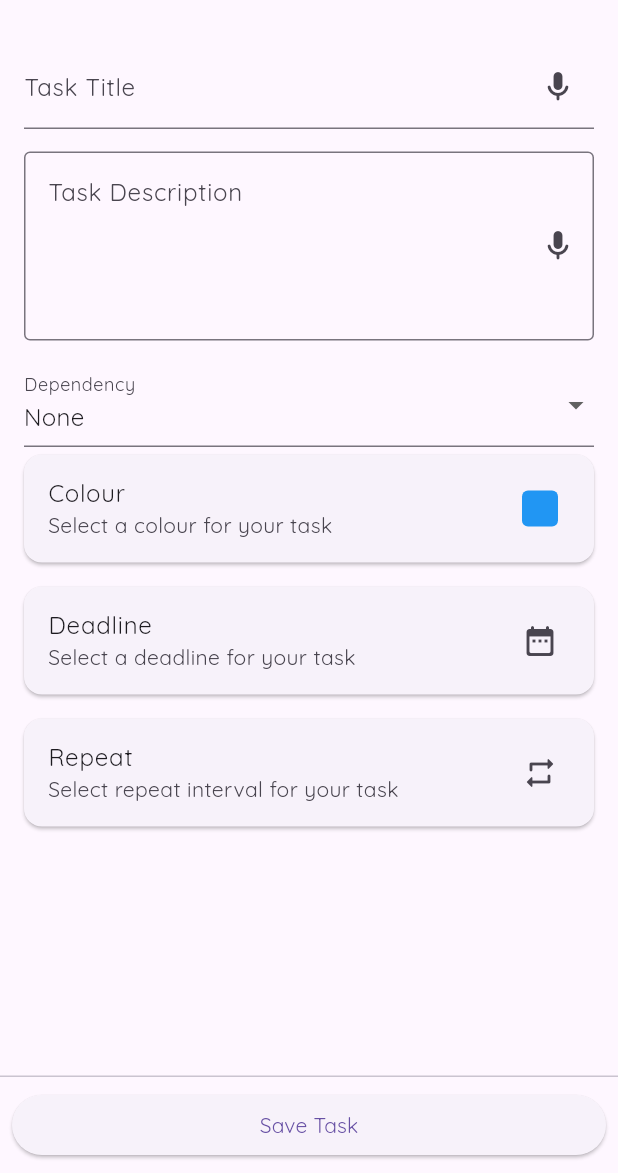
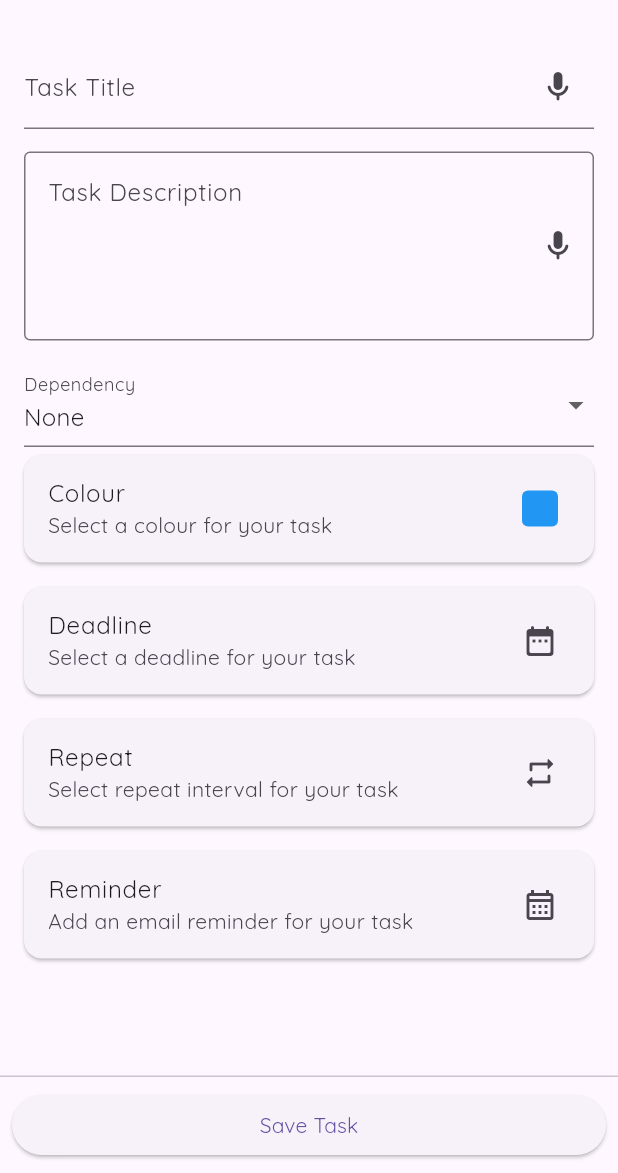
Before and after one commit to IMGIITRoorkee/Taskly, a Flutter app: the TaskFormScreen screen opened directly with empty values, on a phone screen of 412 x 824 dp, the part 63-1236 px from its top. Run offline on Flutter 3.47's test engine with Material 3 defaults, Android fonts, the phone set to English and light mode, and no system bars; our stand-ins replace audioplayers, circular_countdown_timer, csv, file_picker, flutter_colorpicker, flutter_slidable and 6 more; missing offline and left inert: choice, duration_picker, flutter_confetti, mailer; accounts and stored records are empty.

Commit message:
Added ui changes

```diff
--- a/lib/models/task.dart
+++ b/lib/models/task.dart
@@ -9,21 +9,23 @@ class Task {
   Color color;
   int? recurringDays;
   Task? dependency;
+  int? reminder; // hrs before deadline
 
   bool get isRecurring => recurringDays != null;
 
   bool get hasDeadline => deadline != null;
 
-  Task(
-      {required this.title,
+  Task({
+    required this.title,
     this.description = '',
     this.isCompleted = false,
     this.deadline,
     this.color = Colors.blue,
     this.recurringDays,
     this.dependency,
-      String? id})
-      : id = id ?? DateTime.now().microsecondsSinceEpoch.toString();
+    String? id,
+    this.reminder,
+  }) : id = id ?? DateTime.now().microsecondsSinceEpoch.toString();
 
   // Convert a Task object to JSON
   Map<String, dynamic> toJson() {
@@ -36,6 +38,7 @@ class Task {
       'recurringDays': recurringDays,
       'color': color.value,
       'id': id,
+      'reminder': reminder,
     };
   }
 
@@ -45,12 +48,13 @@ class Task {
       title: json['title'],
       description: json['description'],
       isCompleted: json['isCompleted'],
-      deadline: DateTime.parse(json['deadline']),
+      deadline: DateTime.tryParse(json['deadline'] ?? ""),
       dependency:
           json['dependency'] != null ? Task.fromJson(json['dependency']) : null,
       recurringDays: json['recurringDays'],
       color: Color(json['color']),
       id: json['id'] ?? DateTime.now().millisecondsSinceEpoch.toString(),
+      reminder: json['reminder'],
     );
   }
 
@@ -68,6 +72,6 @@ class Task {
 
   @override
   String toString() {
-    return 'Task(id: $id, title: $title, description: $description, isCompleted: $isCompleted, deadline: $deadline, hasDeadline: $hasDeadline)';
+    return 'Task(id: $id, title: $title, description: $description, isCompleted: $isCompleted, deadline: $deadline, color: $color, recurringDays: $recurringDays, reminder: $reminder)';
   }
 }
--- a/lib/screens/taskform_screen.dart
+++ b/lib/screens/taskform_screen.dart
@@ -5,7 +5,9 @@ import 'package:taskly/models/task.dart';
 import 'package:taskly/service/speech_service.dart';
 import 'package:taskly/constants.dart';
 import 'package:taskly/utils/date_utils.dart';
+import 'package:taskly/widgets/reminder_interval_card.dart';
 import 'package:taskly/widgets/repeat_select_card.dart';
+import 'package:taskly/widgets/spacing.dart';
 
 class TaskFormScreen extends StatefulWidget {
   final Task? task;
@@ -32,7 +34,7 @@ class _TaskFormScreenState extends State<TaskFormScreen> {
   Color selectedColor = Colors.blue;
   int? repeatInterval;
   late List<Task> _availableTasks;
-
+  int? reminder;
 
   bool isTitleListening = false;
 
@@ -61,6 +63,7 @@ class _TaskFormScreenState extends State<TaskFormScreen> {
         widget.task?.recurringDays == 0 ? null : widget.task?.recurringDays;
 
     if (hasDeadline) deadline = widget.task?.deadline;
+    reminder = widget.task?.reminder;
   }
 
   @override
@@ -273,6 +276,13 @@ class _TaskFormScreenState extends State<TaskFormScreen> {
       repeatTrailing = const Icon(Icons.repeat_rounded);
     }
 
+    Widget reminderTrailing;
+    if (reminder != null) {
+      reminderTrailing = Text("Before ${reminder}hrs");
+    } else {
+      reminderTrailing = Icon(Icons.calendar_month_outlined);
+    }
+
     return [
       Card(
         margin: const EdgeInsets.all(0),
@@ -339,6 +349,27 @@ class _TaskFormScreenState extends State<TaskFormScreen> {
           },
         ),
       ),
+      const Spacing(),
+      Card(
+        margin: const EdgeInsets.all(0),
+        child: ListTile(
+          title: const Text("Reminder"),
+          subtitle: const Text("Add an email reminder for your task"),
+          trailing: reminderTrailing,
+          onTap: () async {
+            int? res = await showDialog(
+              context: context,
+              builder: (context) =>
+                  ReminderIntervalCard(reminderInterval: reminder),
+            );
+
+            if (res != null) {
+              reminder = res;
+              setState(() {});
+            }
+          },
+        ),
+      ),
     ];
   }
 
@@ -352,6 +383,7 @@ class _TaskFormScreenState extends State<TaskFormScreen> {
             deadline: hasDeadline ? deadline : null,
             recurringDays: repeatInterval,
             color: selectedColor,
+            reminder: reminder,
           );
           Fluttertoast.showToast(
               msg: editing
```
Also changed, not shown: lib/enums/reminder_interval.dart (added, +11 -0 lines), lib/widgets/reminder_interval_card.dart (added, +68 -0 lines), 1 other file. Lines whose indentation alone changed are shown as unchanged.
